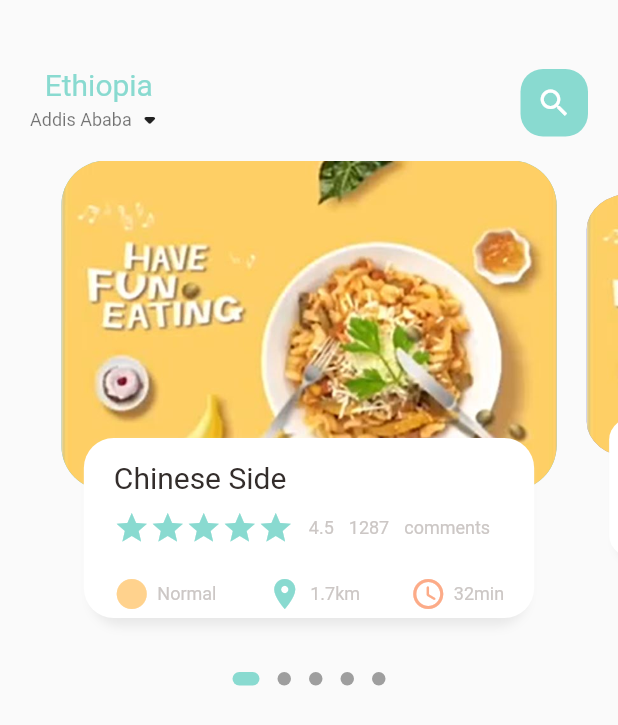
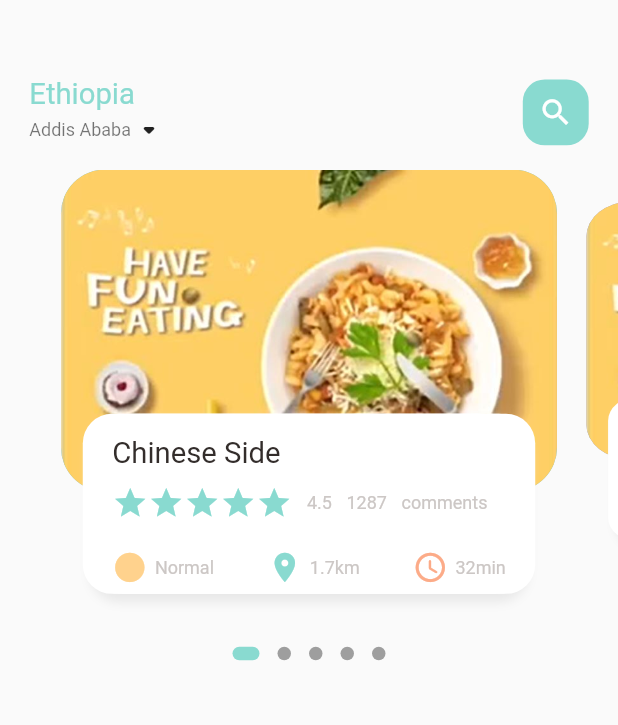
Before and after one commit to dag-tad/enat_guada, a Flutter app: the screen it shows after launch, on a phone screen of 412 x 824 dp. Shown: the top 725 px of the screen. Run offline on Flutter 3.47's test engine with Material 2 defaults, Android fonts, the phone set to English and light mode, and no system bars; drawn by our look-alikes of dots_indicator; our stand-ins replace get.

Commit message:
add responsive design

```diff
--- a/lib/home/food_page_body.dart
+++ b/lib/home/food_page_body.dart
@@ -1,5 +1,6 @@
 import 'package:dots_indicator/dots_indicator.dart';
 import 'package:enat_guada/util/app_colors.dart';
+import 'package:enat_guada/util/dimentions.dart';
 import 'package:enat_guada/widgets/big_text.dart';
 import 'package:enat_guada/widgets/icon_and_text_widget.dart';
 import 'package:flutter/material.dart';
@@ -16,7 +17,7 @@ class FoodPageBody extends StatefulWidget {
 
 class _FoodPageBodyState extends State<FoodPageBody> {
   PageController pageController = PageController(viewportFraction: 0.85);
-  double _height = 220;
+  double _height = Dimensions.pageViewContainer;
 
   var _currentPageValue = 0.0;
   var _scaleFactor = 0.8;
@@ -41,12 +42,11 @@ class _FoodPageBodyState extends State<FoodPageBody> {
     return Column(
       children: [
         Container(
-          height: 335,
+          height: Dimensions.pageView,
           child: PageView.builder(
               controller: pageController,
               itemCount: 5,
               itemBuilder: (context, position) {
-
                 return _buildPageItem(position);
               }),
         ),
@@ -97,12 +97,12 @@ class _FoodPageBodyState extends State<FoodPageBody> {
       child: Stack(
         children: [
           Container(
-            margin: const EdgeInsets.symmetric(
-              horizontal: 10,
+            margin: EdgeInsets.symmetric(
+              horizontal: Dimensions.width10,
             ),
-            height: _height,
+            height: Dimensions.pageViewContainer,
             decoration: BoxDecoration(
-              borderRadius: BorderRadius.circular(30),
+              borderRadius: BorderRadius.circular(Dimensions.radius30),
               color: index.isEven ? Color(0xFF69C5DF) : Color(0xFF9294CC),
               image: const DecorationImage(
                   fit: BoxFit.cover,
@@ -112,14 +112,14 @@ class _FoodPageBodyState extends State<FoodPageBody> {
           Align(
             alignment: Alignment.bottomCenter,
             child: Container(
-              margin: const EdgeInsets.only(
-                left: 30,
-                right: 30,
-                bottom: 30,
+              margin: EdgeInsets.only(
+                left: Dimensions.width30,
+                right: Dimensions.width30,
+                bottom: Dimensions.height30,
               ),
               height: 120,
               decoration: BoxDecoration(
-                  borderRadius: BorderRadius.circular(20),
+                  borderRadius: BorderRadius.circular(Dimensions.font20),
                   color: Colors.white,
                   boxShadow: const [
                     BoxShadow(
@@ -130,17 +130,19 @@ class _FoodPageBodyState extends State<FoodPageBody> {
                     BoxShadow(color: Colors.white, offset: Offset(5, 0)),
                   ]),
               child: Container(
-                padding: const EdgeInsets.only(
-                  top: 15,
-                  left: 15,
-                  right: 15,
+                padding: EdgeInsets.only(
+                  top: Dimensions.height15,
+                  left: Dimensions.height15,
+                  right: Dimensions.height15,
                 ),
                 child: Column(
                   crossAxisAlignment: CrossAxisAlignment.start,
                   children: [
-                    BigText(text: 'Chinese Side'),
-                    const SizedBox(
-                      height: 10,
+                    BigText(
+                      text: 'Chinese Side',
+                    ),
+                    SizedBox(
+                      height: Dimensions.height10,
                     ),
                     Row(
                       children: [
@@ -151,21 +153,21 @@ class _FoodPageBodyState extends State<FoodPageBody> {
                                   Icon(Icons.star, color: AppColors.mainColor)),
                         ),
                         SizedBox(
-                          width: 10,
+                          width: Dimensions.width10,
                         ),
                         SmallText(text: '4.5'),
                         SizedBox(
-                          width: 10,
+                          width: Dimensions.width10,
                         ),
                         SmallText(text: "1287"),
                         SizedBox(
-                          width: 10,
+                          width: Dimensions.width10,
                         ),
                         SmallText(text: "comments"),
                       ],
                     ),
-                    const SizedBox(
-                      height: 20,
+                    SizedBox(
+                      height: Dimensions.height20,
                     ),
                     Row(
                       mainAxisAlignment: MainAxisAlignment.spaceBetween,
--- a/lib/home/main_food_page.dart
+++ b/lib/home/main_food_page.dart
@@ -1,5 +1,6 @@
 import 'package:enat_guada/home/food_page_body.dart';
 import 'package:enat_guada/util/app_colors.dart';
+import 'package:enat_guada/util/dimentions.dart';
 import 'package:enat_guada/widgets/big_text.dart';
 import 'package:enat_guada/widgets/small_text.dart';
 import 'package:flutter/material.dart';
@@ -19,36 +20,47 @@ class _MainFoodPageState extends State<MainFoodPage> {
         children: [
           Container(
             child: Container(
-                margin: EdgeInsets.only(top: 45, bottom: 15),
-                padding: EdgeInsets.symmetric(horizontal: 20),
+              margin: EdgeInsets.only(
+                  top: Dimensions.height55, bottom: Dimensions.height15),
+              padding: EdgeInsets.symmetric(horizontal: Dimensions.width20),
               child: Row(
                   mainAxisAlignment: MainAxisAlignment.spaceBetween,
                   children: [
                     Column(
+                      crossAxisAlignment: CrossAxisAlignment.start,
                       children: [
-                  BigText(text: 'Ethiopia', color: AppColors.mainColor,),
+                        BigText(
+                          text: 'Ethiopia',
+                          color: AppColors.mainColor,
+                        ),
                         Row(
                           children: [
-                      SmallText(text: 'Addis Ababa', color: Colors.black54),
+                            SmallText(
+                                text: 'Addis Ababa', color: Colors.black54),
                             Icon(Icons.arrow_drop_down_rounded)
                           ],
                         )
-                ],),
+                      ],
+                    ),
                     Center(
                       child: Container(
-                    width: 45,
-                    height: 45,
+                        width: Dimensions.width45,
+                        height: Dimensions.height45,
                         decoration: BoxDecoration(
-                      borderRadius: BorderRadius.circular(15),
-                      color: AppColors.mainColor
+                            borderRadius:
+                                BorderRadius.circular(Dimensions.radius15),
+                            color: AppColors.mainColor),
+                        child: Icon(
+                          Icons.search,
+                          color: Colors.white,
+                          size: Dimensions.iconSize24,
                         ),
-                    child: Icon(Icons.search, color: Colors.white),
                       ),
                     )
                   ]),
             ),
           ),
-          FoodPageBody(),
+          FoodPageBody()
         ],
       ),
     );
--- a/lib/main.dart
+++ b/lib/main.dart
@@ -1,5 +1,6 @@
 import 'package:enat_guada/home/main_food_page.dart';
 import 'package:flutter/material.dart';
+import 'package:get/get_navigation/src/root/get_material_app.dart';
 
 void main() {
   runApp(const MyApp());
@@ -42,7 +43,7 @@ class _MyHomePageState extends State<MyHomePage> {
 
   @override
   Widget build(BuildContext context) {
-    return MaterialApp(
+    return GetMaterialApp(
       debugShowCheckedModeBanner: false,
       title: 'FlutterApp',
       theme: ThemeData(
--- /dev/null
+++ b/lib/util/dimentions.dart
@@ -0,0 +1,32 @@
+import 'package:get/get.dart';
+import 'package:get/get_core/src/get_main.dart';
+
+class Dimensions {
+  static double screenHeight = Get.context!.height;
+  static double screenWidth = Get.context!.width;
+  static double pageView = Get.context!.height / 2.64;
+
+  static double pageViewContainer = screenHeight / 3.84;
+  static double pageViewTextContainer = screenHeight / 7.03;
+
+  static double height10 = screenHeight / 84.4;
+  static double height15 = screenHeight / 56.27;
+  static double height20 = screenHeight / 42.20;
+  static double height30 = screenHeight / 28.13;
+  static double height45 = screenHeight / 18.75;
+  static double height55 = screenHeight / 16.02;
+
+  static double width10 = screenHeight / 84.4;
+  static double width15 = screenHeight / 56.27;
+  static double width20 = screenHeight / 42.2;
+  static double width30 = screenHeight / 28.13;
+  static double width45 = screenHeight / 18.75;
+
+  static double font20 = screenHeight / 42.2;
+
+  static double radius15 = screenHeight / 56.27;
+  static double radius20 = screenHeight / 42.2;
+  static double radius30 = screenHeight / 28.13;
+
+  static double iconSize24 = screenHeight / 35.17;
+}
--- a/lib/widgets/big_text.dart
+++ b/lib/widgets/big_text.dart
@@ -1,4 +1,6 @@
 import 'package:flutter/material.dart';
+
+import '../util/dimentions.dart';
 
 class BigText extends StatelessWidget {
   final String text;
@@ -11,7 +13,7 @@ class BigText extends StatelessWidget {
       required this.text,
       this.color = const Color(0xFF332D2B),
       this.icon,
-      this.size = 20,
+      this.size = 0,
       this.overflow = TextOverflow.ellipsis});
 
   @override
@@ -22,7 +24,7 @@ class BigText extends StatelessWidget {
       overflow: overflow,
       style: TextStyle(
         color: color,
-        fontSize: size,
+        fontSize: size == 0 ? Dimensions.font20 : size,
         fontFamily: 'Roboto',
         fontWeight: FontWeight.w400,
       ),
--- a/lib/widgets/icon_and_text_widget.dart
+++ b/lib/widgets/icon_and_text_widget.dart
@@ -1,3 +1,4 @@
+import 'package:enat_guada/util/dimentions.dart';
 import 'package:enat_guada/widgets/small_text.dart';
 import 'package:flutter/material.dart';
 
@@ -19,6 +20,7 @@ class IconAndTextWidget extends StatelessWidget {
         Icon(
           icon,
           color: iconColor,
+          size: Dimensions.iconSize24,
         ),
         SizedBox(
           width: 5,
--- a/pubspec.yaml
+++ b/pubspec.yaml
@@ -12,6 +12,7 @@ dependencies:
 
   cupertino_icons: ^1.0.2
   dots_indicator: ^2.0.0
+  get: ^4.1.4
 
 dev_dependencies:
   flutter_test:
```
Also changed, not shown: pubspec.lock. Lines whose indentation alone changed are shown as unchanged.
